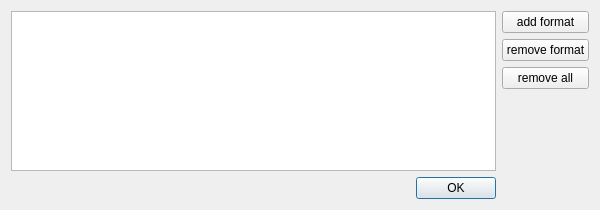
snip89/wsnsim-postprocessor, file ui/formatsdialog.ui: the form before one commit.
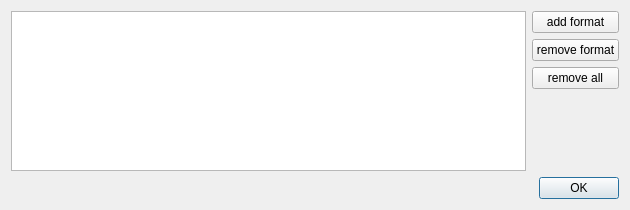
The form after the commit.

Patch:
```diff
--- a/ui/formatsdialog.ui
+++ b/ui/formatsdialog.ui
@@ -6,7 +6,7 @@
    <rect>
     <x>0</x>
     <y>0</y>
-    <width>600</width>
+    <width>630</width>
     <height>210</height>
    </rect>
   </property>
@@ -18,13 +18,13 @@
   </property>
   <property name="minimumSize">
    <size>
-    <width>600</width>
+    <width>630</width>
     <height>210</height>
    </size>
   </property>
   <property name="maximumSize">
    <size>
-    <width>740</width>
+    <width>630</width>
     <height>210</height>
    </size>
   </property>
@@ -32,7 +32,16 @@
    <string>Formats</string>
   </property>
   <layout class="QGridLayout" name="gridLayout_2">
-   <item row="0" column="2">
+   <item row="0" column="0">
+    <layout class="QGridLayout" name="gridLayout_3">
+     <item row="0" column="0">
+      <widget class="QListWidget" name="listWidget">
+       <property name="contextMenuPolicy">
+        <enum>Qt::DefaultContextMenu</enum>
+       </property>
+      </widget>
+     </item>
+     <item row="0" column="1">
     <layout class="QGridLayout" name="gridLayout">
      <item row="0" column="0">
       <widget class="QPushButton" name="addPushButton">
@@ -70,12 +79,7 @@
      </item>
     </layout>
    </item>
-   <item row="0" column="0">
-    <widget class="QListWidget" name="listWidget">
-     <property name="contextMenuPolicy">
-      <enum>Qt::DefaultContextMenu</enum>
-     </property>
-    </widget>
+    </layout>
    </item>
    <item row="1" column="0">
     <widget class="QDialogButtonBox" name="buttonBox">
```
Left out of the diff: 60 changed lines with no effect on the pictures. Lines whose indentation alone changed are shown as unchanged.
